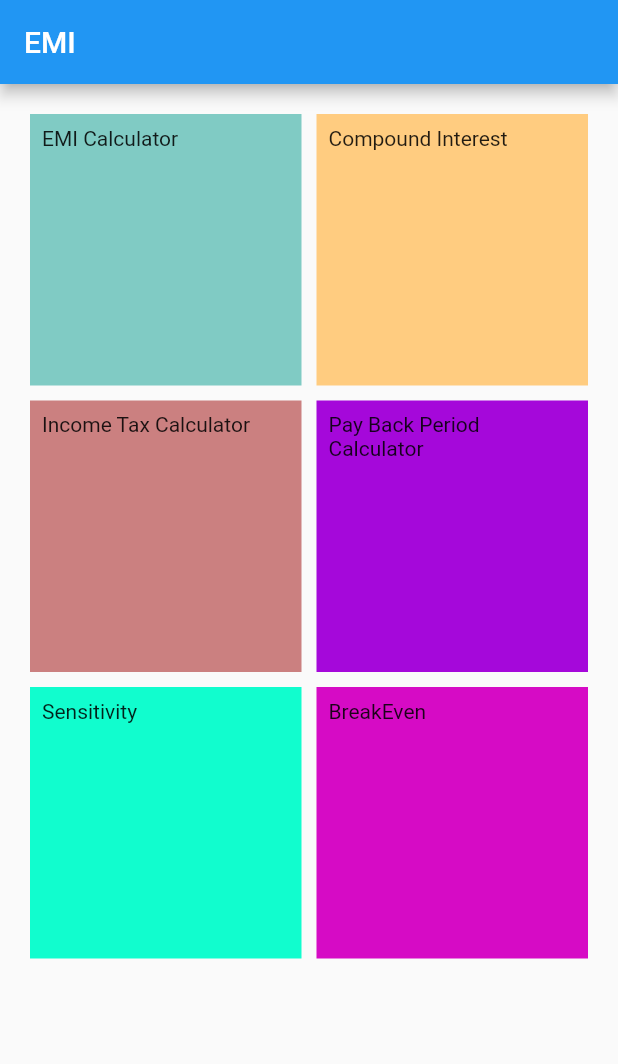
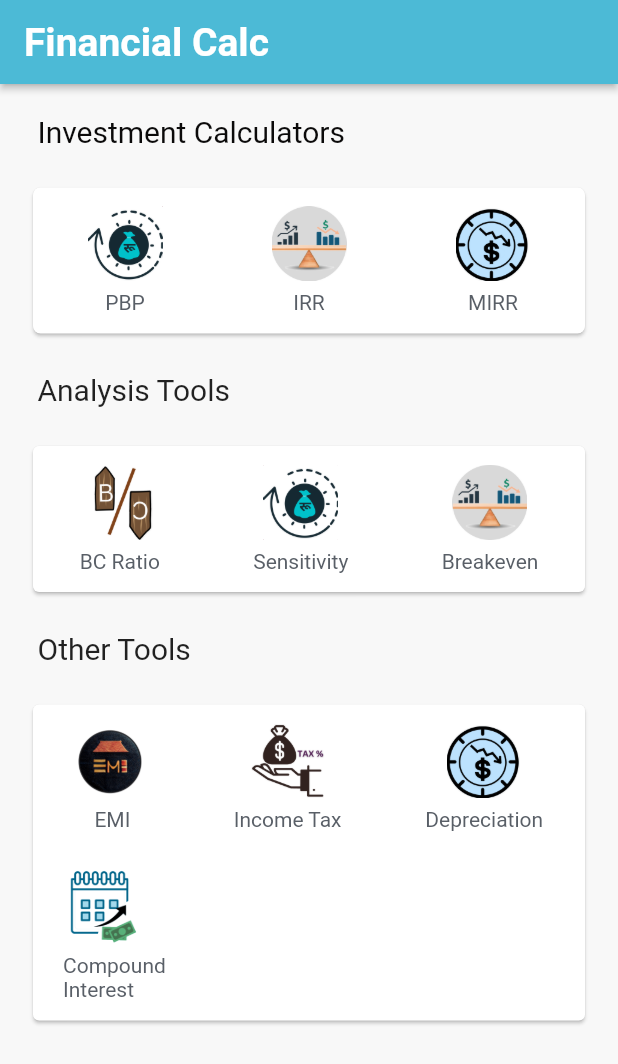
Before and after one commit to Bibek-Dahal/financial_calculator, a Flutter app: the screen it shows after launch, on a phone screen of 412 x 824 dp. Shown: the top 1064 px of the screen. Run offline on Flutter 3.47's test engine with Material 2 defaults, Android fonts, the phone set to English and light mode, and no system bars; our stand-ins replace syncfusion_flutter_charts; missing offline and left inert: dart:ffi; Roboto replaces fonts that are missing (Poppins).

Commit message:
added simple homepage

```diff
--- a/lib/main.dart
+++ b/lib/main.dart
@@ -1,5 +1,6 @@
 import 'package:financial_calc/screens/compoundInterestCalc.dart';
 import 'package:financial_calc/screens/emiCalc.dart';
+import 'package:financial_calc/screens/home1.dart';
 import 'package:financial_calc/screens/home.dart';
 import 'package:flutter/material.dart';
 
@@ -18,7 +19,7 @@ class MyApp extends StatelessWidget {
       theme: ThemeData(
         primarySwatch: Colors.blue,
       ),
-      home: const Home(),
+      home: const HomePageWidget(),
     );
   }
 }
--- /dev/null
+++ b/lib/screens/home1.dart
@@ -0,0 +1,451 @@
+import 'package:flutter/material.dart';
+
+class HomePageWidget extends StatefulWidget {
+  const HomePageWidget({Key? key}) : super(key: key);
+
+  @override
+  _HomePageWidgetState createState() => _HomePageWidgetState();
+}
+
+class _HomePageWidgetState extends State<HomePageWidget> {
+  final scaffoldKey = GlobalKey<ScaffoldState>();
+
+  @override
+  Widget build(BuildContext context) {
+    return Scaffold(
+      key: scaffoldKey,
+      backgroundColor: const Color(0xF1F4F8),
+      appBar: AppBar(
+        backgroundColor:const Color(0xFF4CBAD6),
+        automaticallyImplyLeading: false,
+        title: const Text(
+          'Financial Calc',
+          style: TextStyle(
+                fontFamily: 'Poppins',
+                color: Colors.white,
+                fontSize: 26,
+                fontWeight: FontWeight.bold,
+              ),
+        ),
+        centerTitle: false,
+        elevation: 2,
+      ),
+      body: SafeArea(
+         child: ListView(
+            children: [
+              Container(
+                width: MediaQuery.of(context).size.width,
+                height: MediaQuery.of(context).size.height * 1,
+                decoration: const BoxDecoration(
+                  color: Color(0xFFF8F8F8),
+                ),
+                child: Padding(
+                  padding: const EdgeInsetsDirectional.fromSTEB(0, 2, 0, 0),
+                  child: Column(
+                    mainAxisSize: MainAxisSize.max,
+                    children: [
+                      const Align(
+                        alignment: AlignmentDirectional(-1, 0),
+                        child: Padding(
+                          padding:
+                              EdgeInsetsDirectional.fromSTEB(25, 18, 0, 22),
+                          child: Text(
+                            'Investment Calculators',
+                            style:
+                                TextStyle(
+                                      fontFamily: 'Poppins',
+                                      color: Color(0xFF0B0A0A),
+                                      fontSize: 20,
+                                    ),
+                          ),
+                        ),
+                      ),
+                      Align(
+                        alignment: const AlignmentDirectional(-1, 0),
+                        child: Padding(
+                          padding: const EdgeInsetsDirectional.fromSTEB(18, 0, 18, 0),
+                          child: Card(
+                            clipBehavior: Clip.antiAliasWithSaveLayer,
+                            color: Colors.white,
+                            shape: RoundedRectangleBorder(
+                              borderRadius: BorderRadius.circular(5),
+                            ),
+                            child: Column(
+                              mainAxisSize: MainAxisSize.max,
+                              children: [
+                                Row(
+                                  mainAxisSize: MainAxisSize.max,
+                                  mainAxisAlignment:
+                                      MainAxisAlignment.spaceAround,
+                                  children: [
+                                    Column(
+                                      mainAxisSize: MainAxisSize.max,
+                                      children: [
+                                        Padding(
+                                          padding:
+                                              const EdgeInsetsDirectional.fromSTEB(
+                                                  0, 12.6, 0, 3.15),
+                                          child: Image.asset(
+                                            'assets/images/PBP.png',
+                                            width: 50,
+                                            height: 50,
+                                            fit: BoxFit.cover,
+                                          ),
+                                        ),
+                                        const Padding(
+                                          padding:
+                                              EdgeInsetsDirectional.fromSTEB(
+                                                  0, 3, 0, 12.6),
+                                          child: Text(
+                                            'PBP',
+                                            style: TextStyle(
+                                                  fontFamily: 'Roboto',
+                                                  color: Color(0xFF595F67),
+                                                ),
+                                          ),
+                                        ),
+                                      ],
+                                    ),
+                                    Column(
+                                      mainAxisSize: MainAxisSize.max,
+                                      children: [
+                                        Padding(
+                                          padding:
+                                              const EdgeInsetsDirectional.fromSTEB(
+                                                  0, 12.6, 0, 3.15),
+                                          child: Image.asset(
+                                            'assets/images/beppp.png',
+                                            width: 50,
+                                            height: 50,
+                                            fit: BoxFit.cover,
+                                          ),
+                                        ),
+                                        const Padding(
+                                          padding:
+                                              EdgeInsetsDirectional.fromSTEB(
+                                                  0, 3, 0, 12.6),
+                                          child: Text(
+                                            'IRR',
+                                            style: TextStyle(
+                                                  fontFamily: 'Roboto',
+                                                  color: Color(0xFF595F67),
+                                                ),
+                                          ),
+                                        ),
+                                      ],
+                                    ),
+                                    Column(
+                                      mainAxisSize: MainAxisSize.max,
+                                      children: [
+                                        Padding(
+                                          padding:
+                                              const EdgeInsetsDirectional.fromSTEB(
+                                                  0, 12.6, 0, 3.15),
+                                          child: Image.asset(
+                                            'assets/images/Depreciation.png',
+                                            width: 50,
+                                            height: 50,
+                                            fit: BoxFit.cover,
+                                          ),
+                                        ),
+                                        const Padding(
+                                          padding:
+                                              EdgeInsetsDirectional.fromSTEB(
+                                                  0, 3, 0, 12.6),
+                                          child: Text(
+                                            'MIRR',
+                                            style: TextStyle(
+                                                  fontFamily: 'Poppins',
+                                                  color: Color(0xFF595F67),
+                                                ),
+                                          ),
+                                        ),
+                                      ],
+                                    ),
+                                  ],
+                                ),
+                              ],
+                            ),
+                          ),
+                        ),
+                      ),
+                      const Align(
+                        alignment: AlignmentDirectional(-1, 0),
+                        child: Padding(
+                          padding: EdgeInsetsDirectional.fromSTEB(25, 22, 0, 0),
+                          child: Text(
+                            'Analysis Tools',
+                            style:
+                                TextStyle(
+                                      fontFamily: 'Poppins',
+                                      fontSize: 20,
+                                    ),
+                          ),
+                        ),
+                      ),
+                      Align(
+                        alignment: const AlignmentDirectional(-1, 0),
+                        child: Padding(
+                          padding:
+                              const EdgeInsetsDirectional.fromSTEB(18, 22, 18, 0),
+                          child: Card(
+                            clipBehavior: Clip.antiAliasWithSaveLayer,
+                            color: Colors.white,
+                            child: Row(
+                              mainAxisSize: MainAxisSize.max,
+                              mainAxisAlignment: MainAxisAlignment.spaceAround,
+                              children: [
+                                Column(
+                                  mainAxisSize: MainAxisSize.max,
+                                  children: [
+                                    Padding(
+                                      padding: const EdgeInsetsDirectional.fromSTEB(
+                                          0, 12.6, 0, 3.15),
+                                      child: Image.asset(
+                                        'assets/images/BCR.png',
+                                        width: 50,
+                                        height: 50,
+                                        fit: BoxFit.cover,
+                                      ),
+                                    ),
+                                    const Padding(
+                                      padding: EdgeInsetsDirectional.fromSTEB(
+                                          0, 3, 0, 12.6),
+                                      child: Text(
+                                        'BC Ratio',
+                                        style: TextStyle(
+                                              fontFamily: 'Roboto',
+                                              color: Color(0xFF595F67),
+                                            ),
+                                      ),
+                                    ),
+                                  ],
+                                ),
+                                Column(
+                                  mainAxisSize: MainAxisSize.max,
+                                  children: [
+                                    Padding(
+                                      padding: const EdgeInsetsDirectional.fromSTEB(
+                                          0, 12.6, 0, 3.15),
+                                      child: Image.asset(
+                                        'assets/images/PBP.png',
+                                        width: 50,
+                                        height: 50,
+                                        fit: BoxFit.cover,
+                                      ),
+                                    ),
+                                    const Padding(
+                                      padding: EdgeInsetsDirectional.fromSTEB(
+                                          0, 3, 0, 12.6),
+                                      child: Text(
+                                        'Sensitivity',
+                                        style: TextStyle(
+                                              fontFamily: 'Roboto',
+                                              color: Color(0xFF595F67),
+                                            ),
+                                      ),
+                                    ),
+                                  ],
+                                ),
+                                Column(
+                                  mainAxisSize: MainAxisSize.max,
+                                  children: [
+                                    Padding(
+                                      padding: const EdgeInsetsDirectional.fromSTEB(
+                                          0, 12.6, 0, 3.15),
+                                      child: Image.asset(
+                                        'assets/images/beppp.png',
+                                        width: 50,
+                                        height: 50,
+                                        fit: BoxFit.cover,
+                                      ),
+                                    ),
+                                    const Padding(
+                                      padding: EdgeInsetsDirectional.fromSTEB(
+                                          0, 3, 0, 12.6),
+                                      child: Text(
+                                        'Breakeven',
+                                        style: TextStyle(
+                                              fontFamily: 'Poppins',
+                                              color: Color(0xFF595F67),
+                                            ),
+                                      ),
+                                    ),
+                                  ],
+                                ),
+                              ],
+                            ),
+                          ),
+                        ),
+                      ),
+                      const Align(
+                        alignment: AlignmentDirectional(-1, 0),
+                        child: Padding(
+                          padding: EdgeInsetsDirectional.fromSTEB(25, 22, 0, 0),
+                          child: Text(
+                            'Other Tools',
+                            style:
+                                TextStyle(
+                                      fontFamily: 'Poppins',
+                                      fontSize: 20,
+                                    ),
+                          ),
+                        ),
+                      ),
+                      Align(
+                        alignment: const AlignmentDirectional(-1, 0),
+                        child: Padding(
+                          padding:
+                              const EdgeInsetsDirectional.fromSTEB(18, 22, 18, 0),
+                          child: Card(
+                            clipBehavior: Clip.antiAliasWithSaveLayer,
+                            color: Colors.white,
+                            child: Column(
+                              mainAxisSize: MainAxisSize.max,
+                              children: [
+                                Row(
+                                  mainAxisSize: MainAxisSize.max,
+                                  mainAxisAlignment:
+                                      MainAxisAlignment.spaceAround,
+                                  children: [
+                                    Column(
+                                      mainAxisSize: MainAxisSize.max,
+                                      children: [
+                                        Padding(
+                                          padding:
+                                              const EdgeInsetsDirectional.fromSTEB(
+                                                  0, 12.6, 0, 3.15),
+                                          child: Image.asset(
+                                            'assets/images/Untitled_design.png',
+                                            width: 50,
+                                            height: 50,
+                                            fit: BoxFit.cover,
+                                          ),
+                                        ),
+                                        const Padding(
+                                          padding:
+                                              EdgeInsetsDirectional.fromSTEB(
+                                                  0, 3, 0, 12.6),
+                                          child: Text(
+                                            'EMI',
+                                            style: TextStyle(
+                                                  fontFamily: 'Roboto',
+                                                  color: Color(0xFF595F67),
+                                                ),
+                                          ),
+                                        ),
+                                      ],
+                                    ),
+                                    Column(
+                                      mainAxisSize: MainAxisSize.max,
+                                      children: [
+                                        Padding(
+                                          padding:
+                                              const EdgeInsetsDirectional.fromSTEB(
+                                                  0, 12.6, 0, 3.15),
+                                          child: Image.asset(
+                                            'assets/images/Income_Tax_Logo_.png',
+                                            width: 50,
+                                            height: 50,
+                                            fit: BoxFit.cover,
+                                          ),
+                                        ),
+                                        const Padding(
+                                          padding:
+                                              EdgeInsetsDirectional.fromSTEB(
+                                                  0, 3, 0, 12.6),
+                                          child: Text(
+                                            'Income Tax',
+                                            style: TextStyle(
+                                                  fontFamily: 'Roboto',
+                                                  color: Color(0xFF595F67),
+                                                ),
+                                          ),
+                                        ),
+                                      ],
+                                    ),
+                                    Column(
+                                      mainAxisSize: MainAxisSize.max,
+                                      children: [
+                                        Padding(
+                                          padding:
+                                              const EdgeInsetsDirectional.fromSTEB(
+                                                  0, 12.6, 0, 3.15),
+                                          child: Image.asset(
+                                            'assets/images/Depreciation.png',
+                                            width: 50,
+                                            height: 50,
+                                            fit: BoxFit.cover,
+                                          ),
+                                        ),
+                                        const Padding(
+                                          padding:
+                                              EdgeInsetsDirectional.fromSTEB(
+                                                  0, 3, 0, 12.6),
+                                          child: Text(
+                                            'Depreciation',
+                                            style: TextStyle(
+                                                  fontFamily: 'Poppins',
+                                                  color: Color(0xFF595F67),
+                                                ),
+                                          ),
+                                        ),
+                                      ],
+                                    ),
+                                  ],
+                                ),
+                                Column(
+                                  mainAxisSize: MainAxisSize.max,
+                                  children: [
+                                    Row(
+                                      mainAxisSize: MainAxisSize.max,
+                                      mainAxisAlignment:
+                                          MainAxisAlignment.start,
+                                      children: [
+                                        Column(
+                                          mainAxisSize: MainAxisSize.max,
+                                          children: [
+                                            Padding(
+                                              padding: const EdgeInsetsDirectional
+                                                  .fromSTEB(0, 12.6, 0, 3.15),
+                                              child: Image.asset(
+                                                'assets/images/compound3.png',
+                                                width: 50,
+                                                height: 50,
+                                                fit: BoxFit.cover,
+                                              ),
+                                            ),
+                                            const Padding(
+                                              padding: EdgeInsetsDirectional
+                                                  .fromSTEB(20, 3, 0, 12.6),
+                                              child: Text(
+                                                'Compound \nInterest',
+                                                style:
+                                                    TextStyle(
+                                                          fontFamily: 'Roboto',
+                                                          color:
+                                                              Color(0xFF595F67),
+                                                        ),
+                                              ),
+                                            ),
+                                          ],
+                                        ),
+                                      ],
+                                    ),
+                                  ],
+                                ),
+                              ],
+                            ),
+                          ),
+                        ),
+                      ),
+                    ],
+                  ),
+                ),
+              ),
+            ],
+          ),
+        ),
+    );
+  }
+}
```
Also changed, not shown: pubspec.yaml (+14 -0 lines), assets/images/BCR.png (added), assets/images/Depreciation.png (added), assets/images/Income_Tax_Logo_.png (added), assets/images/PBP.png (added), assets/images/Untitled_design.png (added), assets/images/beppp.png (added), assets/images/compound3.png (added), pubspec.lock, 5 other files.
